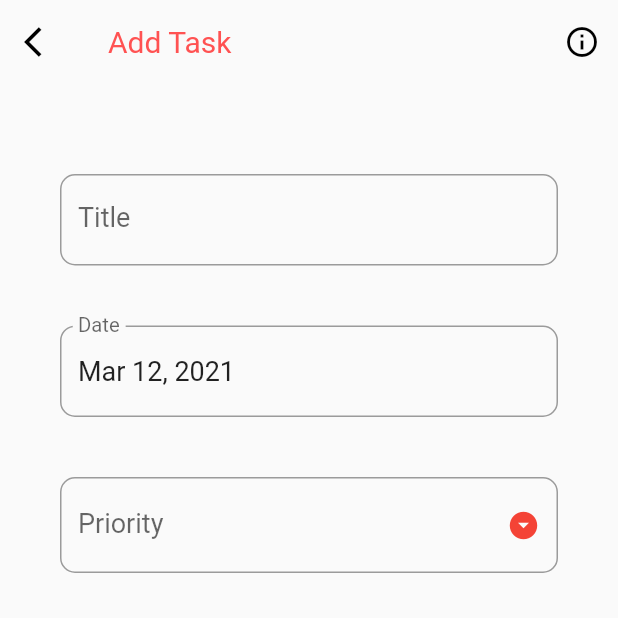
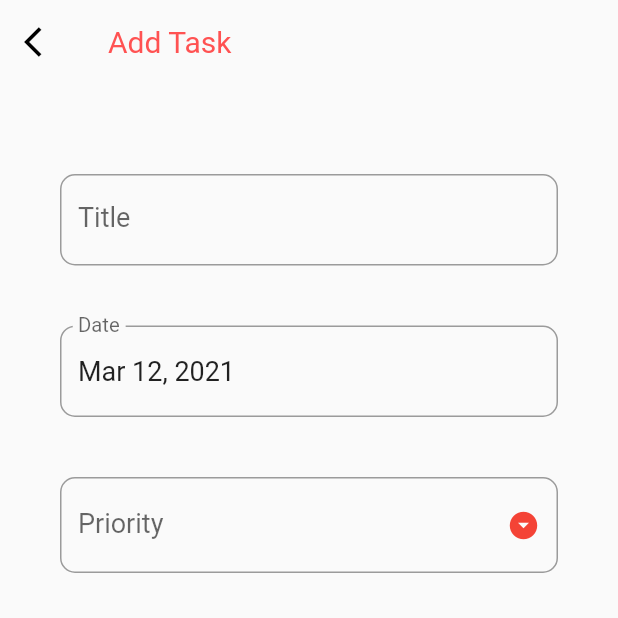
Before and after one commit to everythinguwannatobe/flutter-task-manager, a Flutter app: the AddTaskScreen screen opened directly, on a phone screen of 412 x 824 dp, the top half of it. Run offline on Flutter 3.47's test engine with Material 2 defaults, Android fonts, the phone set to English and light mode, and no system bars; our stand-ins replace sqflite, toast; accounts and stored records are empty.

Commit message:
Delete info button

```diff
--- a/lib/screens/add_task_screen.dart
+++ b/lib/screens/add_task_screen.dart
@@ -113,14 +113,14 @@ class _AddTaskScreenState extends State<AddTaskScreen> {
             ),
           ),
         ]),
-        actions: [
-          IconButton(
-              icon: Icon(
-                Icons.info_outline,
-                color: Colors.black,
-              ),
-              onPressed: () {}),
-        ],
+        // actions: [
+        //   IconButton(
+        //       icon: Icon(
+        //         Icons.info_outline,
+        //         color: Colors.black,
+        //       ),
+        //       onPressed: () {}),
+        // ],
         centerTitle: false,
         elevation: 0,
       ),
```
Also changed, not shown: lib/screens/history_screen.dart (+8 -8 lines).
